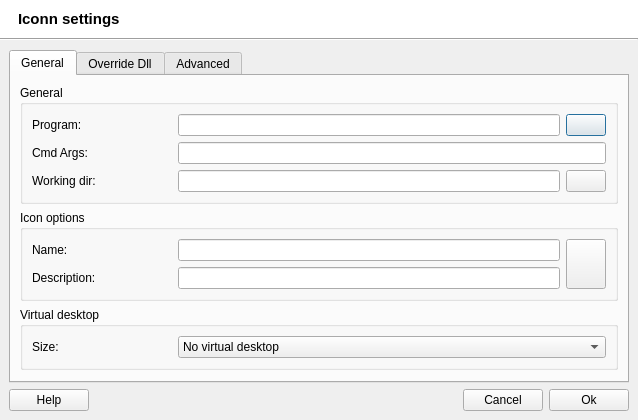
Old version of the form src/q4wine-gui/uis/IconSettings.ui in the repository brezerk/q4wine.
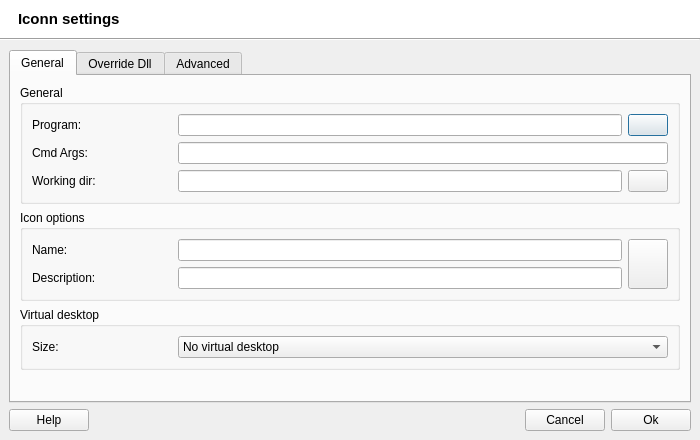
New version of the form. Icons and pictures are not drawn.

Commit message: Fixed: normaliza dialog sizes to 700 x 440

The edit to the form file:
```diff
--- a/src/q4wine-gui/uis/IconSettings.ui
+++ b/src/q4wine-gui/uis/IconSettings.ui
@@ -9,8 +9,8 @@
    <rect>
     <x>0</x>
     <y>0</y>
-    <width>638</width>
-    <height>418</height>
+    <width>700</width>
+    <height>440</height>
    </rect>
   </property>
   <property name="windowTitle">
```
The commit also changes 7 other files.
